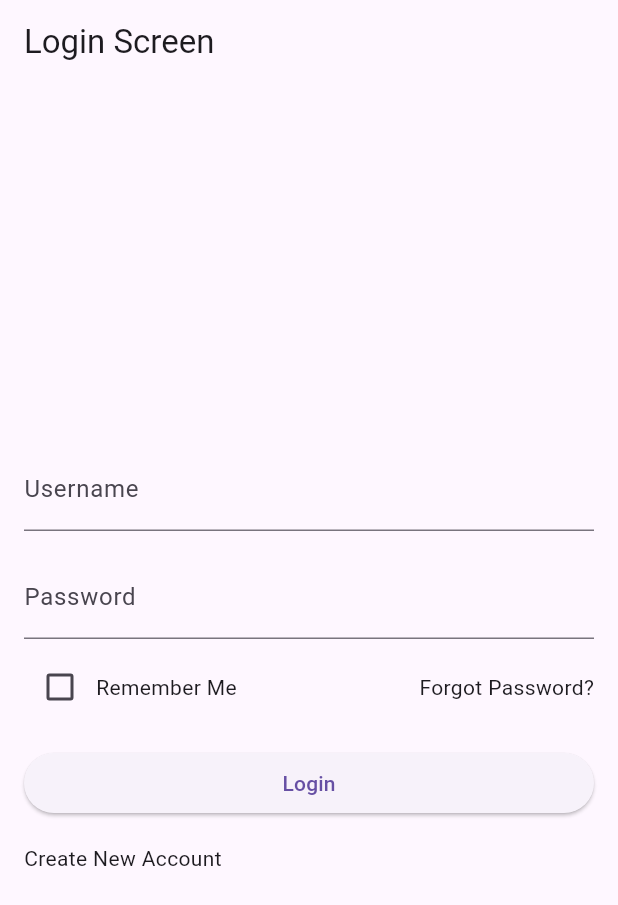
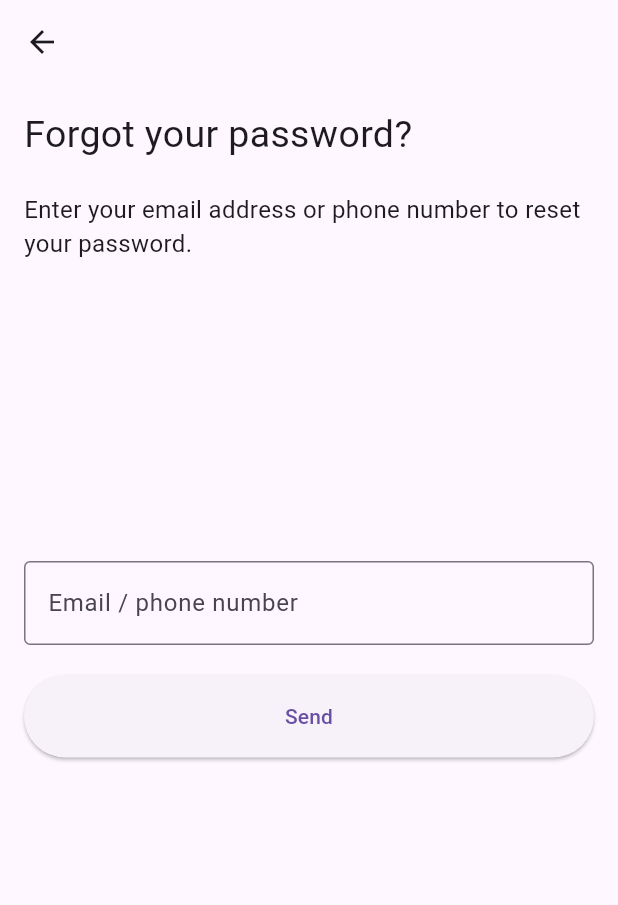
Before and after one commit to Tannop/Splash-Screen, a Flutter app: the LoginScreen screen opened directly, after a tap on "Forgot Password?", on a phone screen of 412 x 824 dp. Shown: the top 905 px of the screen. Run offline on Flutter 3.47's test engine with Material 3 defaults, Android fonts, the phone set to English and light mode, and no system bars; our stand-ins replace flutter_svg.

Commit message:
add forgot password

```diff
--- /dev/null
+++ b/lib/forgot_password_screen.dart
@@ -0,0 +1,67 @@
+import 'package:flutter/material.dart';
+import 'package:logintestt/password_reset_confirmation_screen.dart';
+
+class ForgotPasswordScreen extends StatelessWidget {
+  @override
+  Widget build(BuildContext context) {
+    return Scaffold(
+      appBar: AppBar(
+          // title: const Text('Forgot Password'),
+          ),
+      body: Padding(
+        padding: const EdgeInsets.all(16.0),
+        child: Column(
+          crossAxisAlignment: CrossAxisAlignment.start,
+          children: [
+            const Align(
+              alignment: Alignment.topLeft,
+              child: Text(
+                'Forgot your password?',
+                style: TextStyle(fontSize: 25.0),
+              ),
+            ),
+            const SizedBox(height: 20.0),
+            const Align(
+              alignment: Alignment.topLeft,
+              child: Text(
+                'Enter your email address or phone number to reset your password.',
+                style: TextStyle(fontSize: 16.0),
+              ),
+            ),
+            const SizedBox(height: 200.0),
+            Align(
+              alignment: Alignment.center,
+              child: TextFormField(
+                decoration: const InputDecoration(
+                  labelText: 'Email / phone number',
+                  border: OutlineInputBorder(),
+                ),
+                keyboardType: TextInputType.emailAddress,
+              ),
+            ),
+            const SizedBox(height: 20.0),
+            ElevatedButton(
+              style: ElevatedButton.styleFrom(
+                minimumSize: const Size(double.infinity, 55),
+              ),
+              onPressed: () {
+                // logic for send password reset email
+                _showResetConfirmationDialog(context);
+              },
+              child: const Text('Send'),
+            ),
+          ],
+        ),
+      ),
+    );
+  }
+
+  Future<void> _showResetConfirmationDialog(BuildContext context) async {
+    return showDialog(
+      context: context,
+      builder: (BuildContext context) {
+        return PasswordResetConfirmationScreen();
+      },
+    );
+  }
+}
--- a/lib/login_screen.dart
+++ b/lib/login_screen.dart
@@ -1,5 +1,6 @@
 import 'package:flutter/material.dart';
 import 'package:logintestt/Language_Selection_Screen.dart';
+import 'package:logintestt/forgot_password_screen.dart';
 import 'package:logintestt/otp_screen.dart';
 import 'package:logintestt/otp_send_screen.dart';
 
@@ -48,14 +49,19 @@ class _LoginScreenState extends State<LoginScreen> {
                 const Spacer(), // move forgot password to the right
                 GestureDetector(
                   onTap: () {
-                    // Handle "Forgot Password" logic
+                    Navigator.push(
+                      context,
+                      MaterialPageRoute(
+                        builder: (context) => ForgotPasswordScreen(),
+                      ),
+                    );
                   },
                   child: const Text(
                     'Forgot Password?',
                     style: TextStyle(
-                        // color: Colors.blue,
-                        // decoration: TextDecoration.underline,
-                        ),
+                      color: Colors.blue,
+                      decoration: TextDecoration.underline,
+                    ),
                   ),
                 ),
               ],
--- a/lib/otp_send_screen.dart
+++ b/lib/otp_send_screen.dart
@@ -50,8 +50,8 @@ class _OTPSendScreenState extends State<OTPSendScreen> {
             ElevatedButton(
               style: ElevatedButton.styleFrom(
                   textStyle: const TextStyle(
-                      fontSize: 18, fontWeight: FontWeight.bold),
-                  minimumSize: Size(double.infinity, 55),
+                      fontSize: 16, fontWeight: FontWeight.bold),
+                  minimumSize: Size(double.infinity, 50),
                   elevation: 4),
               onPressed: () {
                 // Add logic to send OTP to the provided phone number
```
Also changed, not shown: lib/password_reset_confirmation_screen.dart (added, +68 -0 lines).
